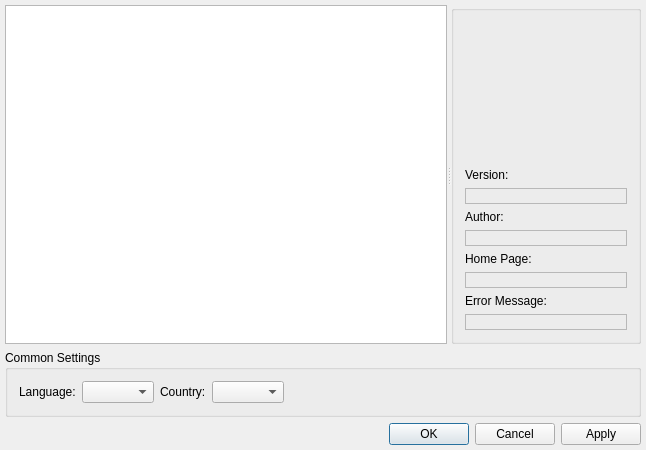
vacuum-im/vacuum-im, file src/loader/setuppluginsdialog.ui: the form before one commit.
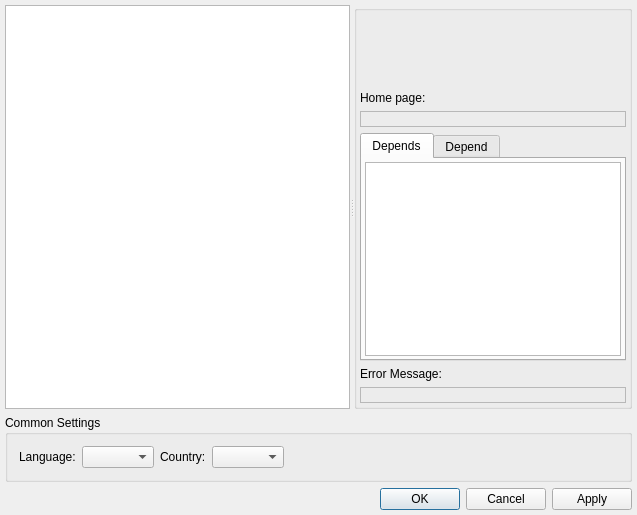
The form after the commit.

Commit message: Реализовано отображение зависимостей плагина в окне настройки плагинов.

What changed in the file:
```diff
--- a/src/loader/setuppluginsdialog.ui
+++ b/src/loader/setuppluginsdialog.ui
@@ -6,8 +6,8 @@
    <rect>
     <x>0</x>
     <y>0</y>
-    <width>646</width>
-    <height>450</height>
+    <width>637</width>
+    <height>515</height>
    </rect>
   </property>
   <property name="windowTitle">
@@ -32,6 +32,12 @@
       <bool>false</bool>
      </property>
      <widget class="QTableWidget" name="twtPlugins">
+      <property name="sizePolicy">
+       <sizepolicy hsizetype="Expanding" vsizetype="Expanding">
+        <horstretch>1</horstretch>
+        <verstretch>0</verstretch>
+       </sizepolicy>
+      </property>
       <property name="editTriggers">
        <set>QAbstractItemView::NoEditTriggers</set>
       </property>
@@ -49,10 +55,19 @@
       </attribute>
      </widget>
      <widget class="QGroupBox" name="grbProperties">
+      <property name="sizePolicy">
+       <sizepolicy hsizetype="Preferred" vsizetype="Preferred">
+        <horstretch>0</horstretch>
+        <verstretch>0</verstretch>
+       </sizepolicy>
+      </property>
       <property name="title">
        <string/>
       </property>
       <layout class="QVBoxLayout" name="verticalLayout">
+       <property name="margin">
+        <number>3</number>
+       </property>
        <item>
         <widget class="QLabel" name="lblName">
          <property name="wordWrap">
@@ -65,6 +80,12 @@
        </item>
        <item>
         <widget class="QLabel" name="lblDescription">
+         <property name="sizePolicy">
+          <sizepolicy hsizetype="Preferred" vsizetype="Expanding">
+           <horstretch>0</horstretch>
+           <verstretch>0</verstretch>
+          </sizepolicy>
+         </property>
          <property name="alignment">
           <set>Qt::AlignLeading|Qt::AlignLeft|Qt::AlignTop</set>
          </property>
@@ -76,75 +97,10 @@
          </property>
         </widget>
        </item>
-       <item>
-        <spacer name="vspPropertiesVSpaces">
-         <property name="orientation">
-          <enum>Qt::Vertical</enum>
-         </property>
-         <property name="sizeHint" stdset="0">
-          <size>
-           <width>20</width>
-           <height>132</height>
-          </size>
-         </property>
-        </spacer>
-       </item>
-       <item>
-        <widget class="QLabel" name="lblLabelVersion">
-         <property name="text">
-          <string>Version:</string>
-         </property>
-        </widget>
-       </item>
-       <item>
-        <widget class="QLabel" name="lblVersion">
-         <property name="frameShape">
-          <enum>QFrame::StyledPanel</enum>
-         </property>
-         <property name="frameShadow">
-          <enum>QFrame::Sunken</enum>
-         </property>
-         <property name="alignment">
-          <set>Qt::AlignCenter</set>
-         </property>
-         <property name="wordWrap">
-          <bool>true</bool>
-         </property>
-         <property name="textInteractionFlags">
-          <set>Qt::LinksAccessibleByMouse|Qt::TextSelectableByKeyboard|Qt::TextSelectableByMouse</set>
-         </property>
-        </widget>
-       </item>
-       <item>
-        <widget class="QLabel" name="lblLabelAuthor">
-         <property name="text">
-          <string>Author:</string>
-         </property>
-        </widget>
-       </item>
-       <item>
-        <widget class="QLabel" name="lblAuthor">
-         <property name="frameShape">
-          <enum>QFrame::StyledPanel</enum>
-         </property>
-         <property name="frameShadow">
-          <enum>QFrame::Sunken</enum>
-         </property>
-         <property name="alignment">
-          <set>Qt::AlignCenter</set>
-         </property>
-         <property name="wordWrap">
-          <bool>true</bool>
-         </property>
-         <property name="textInteractionFlags">
-          <set>Qt::LinksAccessibleByMouse|Qt::TextSelectableByKeyboard|Qt::TextSelectableByMouse</set>
-         </property>
-        </widget>
-       </item>
        <item>
         <widget class="QLabel" name="lblLabelHomePage">
          <property name="text">
-          <string>Home Page:</string>
+          <string>Home page:</string>
          </property>
         </widget>
        </item>
@@ -162,9 +118,83 @@
          <property name="wordWrap">
           <bool>true</bool>
          </property>
-         <property name="textInteractionFlags">
-          <set>Qt::LinksAccessibleByKeyboard|Qt::LinksAccessibleByMouse|Qt::TextBrowserInteraction|Qt::TextSelectableByKeyboard|Qt::TextSelectableByMouse</set>
+        </widget>
+       </item>
+       <item>
+        <widget class="QTabWidget" name="twtDependences">
+         <property name="sizePolicy">
+          <sizepolicy hsizetype="Preferred" vsizetype="Preferred">
+           <horstretch>0</horstretch>
+           <verstretch>0</verstretch>
+          </sizepolicy>
          </property>
+         <property name="currentIndex">
+          <number>0</number>
+         </property>
+         <widget class="QWidget" name="tabDepends">
+          <attribute name="title">
+           <string>Depends</string>
+          </attribute>
+          <layout class="QVBoxLayout" name="verticalLayout_4">
+           <property name="margin">
+            <number>3</number>
+           </property>
+           <item>
+            <widget class="QListWidget" name="ltwDepends">
+             <property name="sizePolicy">
+              <sizepolicy hsizetype="Preferred" vsizetype="Preferred">
+               <horstretch>0</horstretch>
+               <verstretch>0</verstretch>
+              </sizepolicy>
+             </property>
+             <property name="editTriggers">
+              <set>QAbstractItemView::NoEditTriggers</set>
+             </property>
+             <property name="selectionMode">
+              <enum>QAbstractItemView::NoSelection</enum>
+             </property>
+             <property name="isWrapping" stdset="0">
+              <bool>true</bool>
+             </property>
+             <property name="wordWrap">
+              <bool>true</bool>
+             </property>
+            </widget>
+           </item>
+          </layout>
+         </widget>
+         <widget class="QWidget" name="tabDepend">
+          <attribute name="title">
+           <string>Depend</string>
+          </attribute>
+          <layout class="QVBoxLayout" name="verticalLayout_3">
+           <property name="margin">
+            <number>3</number>
+           </property>
+           <item>
+            <widget class="QListWidget" name="ltwDepend">
+             <property name="sizePolicy">
+              <sizepolicy hsizetype="Preferred" vsizetype="Preferred">
+               <horstretch>0</horstretch>
+               <verstretch>0</verstretch>
+              </sizepolicy>
+             </property>
+             <property name="editTriggers">
+              <set>QAbstractItemView::NoEditTriggers</set>
+             </property>
+             <property name="selectionMode">
+              <enum>QAbstractItemView::NoSelection</enum>
+             </property>
+             <property name="isWrapping" stdset="0">
+              <bool>true</bool>
+             </property>
+             <property name="wordWrap">
+              <bool>true</bool>
+             </property>
+            </widget>
+           </item>
+          </layout>
+         </widget>
         </widget>
        </item>
        <item>
```
The commit also changes 5 other files.
